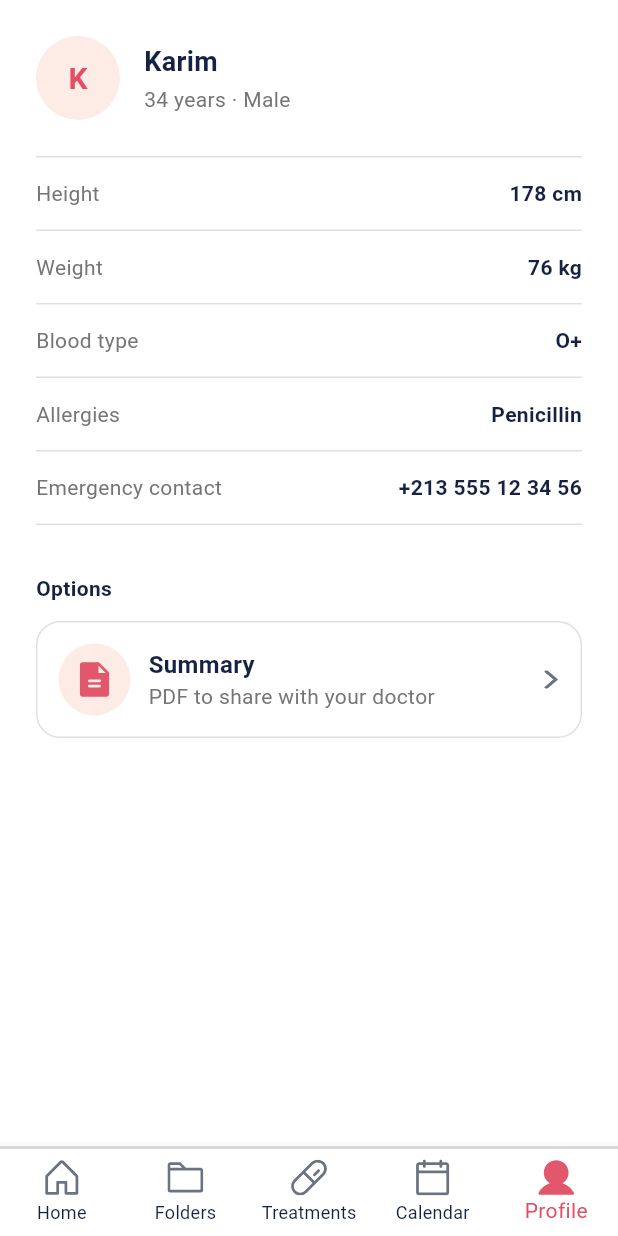
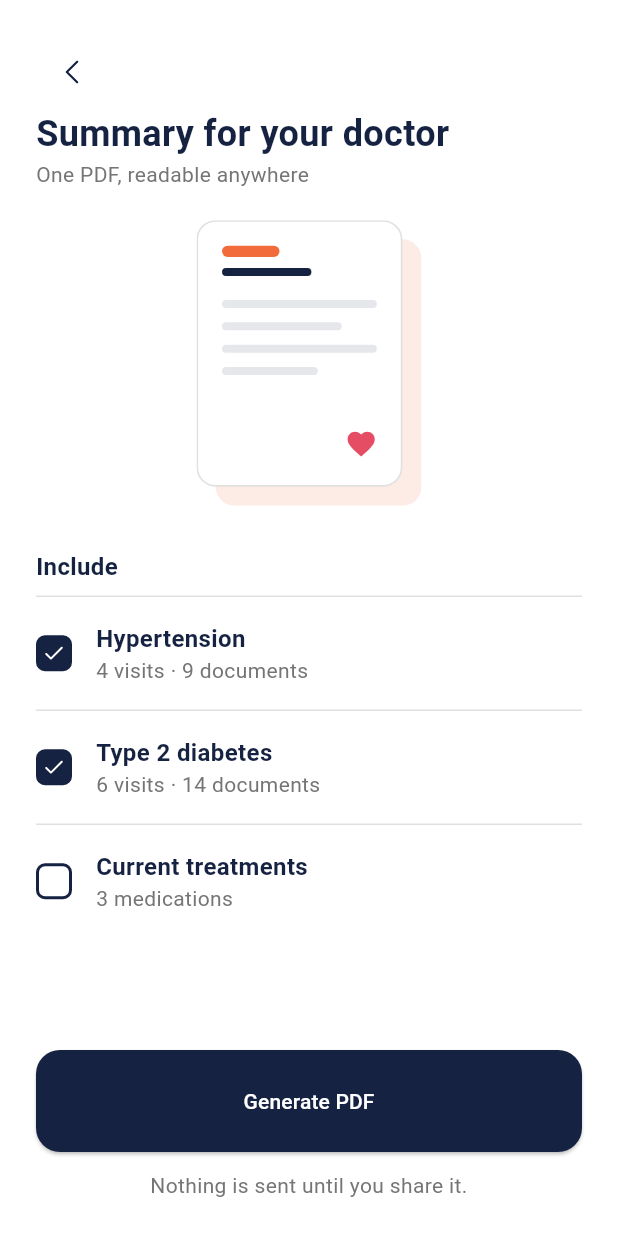
Before and after one commit to SpeedCode210/Heloderma, a Flutter app: the screen it shows after launch, item 5 of the bottom bar chosen, after a tap on "Summary", on a phone screen of 412 x 824 dp. Run offline on Flutter 3.47's test engine with Material 3 defaults, Android fonts, the phone set to English and light mode, and no system bars; our stand-ins replace dotted_border, flutter_svg.

Commit message:
add share_summary page, add summar_screen, make the cirlce in calendar smaller

```diff
--- a/lib/screens/calandar.dart
+++ b/lib/screens/calandar.dart
@@ -99,8 +99,8 @@ class _CalendarPageState extends State<CalendarPage> {
     return GestureDetector(
       onTap: () => _selectDay(date),
       child: Container(
-        width: 44,
-        height: 44,
+        width: 36,
+        height: 36,
         alignment: Alignment.center,
         decoration: BoxDecoration(
           color: bg,
--- a/lib/screens/profile.dart
+++ b/lib/screens/profile.dart
@@ -1,7 +1,10 @@
 import 'package:flutter/material.dart';
 import 'package:heloderma/styles.dart' as Styles;
 import 'package:heloderma/colors.dart' as HelodermaColors;
+
 import '../icons.dart';
+
+import 'package:heloderma/screens/summary_screen.dart';
 
 class ProfilePage extends StatefulWidget {
   const ProfilePage({super.key});
@@ -198,7 +201,11 @@ class _ProfilePageState extends State<ProfilePage> {
                 icon: 'assets/sharing/document.svg',
                 title: 'Summary',
                 subtitle: 'PDF to share with your doctor',
-                onTap: () {},
+                onTap: () {
+                  Navigator.of(context).push(
+                    MaterialPageRoute(builder: (_) => const SummaryScreen()),
+                  );
+                },
               ),
             ],
           ),
--- /dev/null
+++ b/lib/screens/summary_screen.dart
@@ -0,0 +1,195 @@
+
+import 'package:flutter/material.dart';
+import 'package:flutter_svg/flutter_svg.dart';
+import 'package:heloderma/colors.dart' as HelodermaColors;
+import 'package:heloderma/screens/share_summary.dart';
+import 'package:heloderma/styles.dart' as Styles;
+import '../icons.dart';
+
+class SummaryScreen extends StatefulWidget {
+  const SummaryScreen({super.key});
+
+  @override
+  State<SummaryScreen> createState() => _SummaryScreenState();
+}
+
+class _SummaryScreenState extends State<SummaryScreen> {
+  static const List<Map<String, String>> _folders = [
+    {
+      'name': 'Hypertension',
+      'subtitle': '4 visits · 9 documents',
+    },
+    {
+      'name': 'Type 2 diabetes',
+      'subtitle': '6 visits · 14 documents',
+    },
+  ];
+
+  static const int _treatmentCount = 3;
+  final List<bool> _folderChecked = List.filled(_folders.length, true);
+  bool _treatmentsChecked = false;
+  bool get _hasSelection => _folderChecked.contains(true) || _treatmentsChecked;
+
+  void _generate() {
+    Navigator.of(context).push(
+      MaterialPageRoute(
+        builder: (_) => const ShareSummaryScreen(),
+      ),
+    );
+  }
+
+  Widget _checkbox(bool checked) {
+    return Container(
+      width: 24,
+      height: 24,
+      alignment: Alignment.center,
+      decoration: BoxDecoration(
+        color: checked ? HelodermaColors.darkBlue : Colors.white,
+        borderRadius: BorderRadius.circular(6),
+        border: Border.all(
+          width: 2,
+          color: HelodermaColors.darkBlue,
+        ),
+      ),
+      child: checked ? svgIcon('assets/ui/check-white.svg', size: 12) : null,
+    );
+  }
+
+  Widget _checkRow({required String title, required String subtitle, required bool checked, required VoidCallback onTap,}) {
+    return InkWell(
+      onTap: onTap,
+      child: Container(
+        padding: const EdgeInsets.symmetric(vertical: 16),
+        decoration: BoxDecoration(
+          border: Border(
+            top: BorderSide(
+              color: Colors.grey[300]!,
+              width: 1,
+            ),
+          ),
+        ),
+        child: Row(
+          children: [
+            _checkbox(checked),
+            const SizedBox(width: 16),
+            Column(
+              crossAxisAlignment: CrossAxisAlignment.start,
+              children: [
+                Text(
+                  title,
+                  style: Styles.H3.copyWith(
+                    color: HelodermaColors.darkBlue,
+                  ),
+                ),
+                Text(
+                  subtitle,
+                  style: TextStyle(color: Colors.grey[600]),
+                ),
+              ],
+            ),
+          ],
+        ),
+      ),
+    );
+  }
+
+  @override
+  Widget build(BuildContext context) {
+    return Scaffold(
+      backgroundColor: Colors.white,
+      body: SafeArea(
+        child: Padding(
+          padding: const EdgeInsets.all(24),
+          child: Column(
+            crossAxisAlignment: CrossAxisAlignment.stretch,
+            children: [
+              Align(
+                alignment: Alignment.centerLeft,
+                child: IconButton(
+                  icon: svgIcon(
+                    'assets/ui/chevron-left.svg',
+                    size: 16,
+                  ),
+                  onPressed: () => Navigator.pop(context),
+                ),
+              ),
+              Text(
+                'Summary for your doctor',
+                style: Styles.H1,
+              ),
+              Text(
+                'One PDF, readable anywhere',
+                style: TextStyle(color: Colors.grey[600]),
+              ),
+              const SizedBox(height: 16),
+              Expanded(
+                child: SingleChildScrollView(
+                  child: Column(
+                    crossAxisAlignment: CrossAxisAlignment.stretch,
+                    children: [
+                      Center(
+                        child: SvgPicture.asset(
+                          'assets/ui/summary-illustration.svg',
+                          width: 150,
+                          height: 200,
+                        ),
+                      ),
+                      const SizedBox(height: 24),
+                      Text(
+                        'Include',
+                        style: Styles.H3.copyWith(
+                          color: HelodermaColors.darkBlue,
+                        ),
+                      ),
+                      const SizedBox(height: 8),
+                      for (int i = 0; i < _folders.length; i++)
+                        _checkRow(
+                          title: _folders[i]['name']!,
+                          subtitle: _folders[i]['subtitle']!,
+                          checked: _folderChecked[i],
+                          onTap: () {
+                            setState(() {
+                              _folderChecked[i] = !_folderChecked[i];
+                            });
+                          },
+                        ),
+                      _checkRow(
+                        title: 'Current treatments',
+                        subtitle: '$_treatmentCount medications',
+                        checked: _treatmentsChecked,
+                        onTap: () {
+                          setState(() {
+                            _treatmentsChecked =
+                                !_treatmentsChecked;
+                          });
+                        },
+                      ),
+                    ],
+                  ),
+                ),
+              ),
+              const SizedBox(height: 16),
+              Opacity(
+                opacity: _hasSelection ? 1 : 0.4,
+                child: ElevatedButton(
+                  style: Styles.blueButtonStyle,
+                  onPressed: _hasSelection ? _generate : null,
+                  child: const Text(
+                    'Generate PDF',
+                    style: TextStyle(color: Colors.white),
+                  ),
+                ),
+              ),
+              const SizedBox(height: 12),
+              Text(
+                'Nothing is sent until you share it.',
+                textAlign: TextAlign.center,
+                style: TextStyle(color: Colors.grey[600]),
+              ),
+            ],
+          ),
+        ),
+      ),
+    );
+  }
+}
```
Also changed, not shown: lib/screens/share_summary.dart (added, +127 -0 lines), assets/ui/summary-illustration.svg (added).
